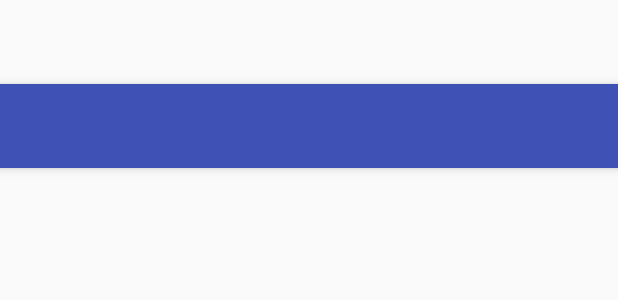
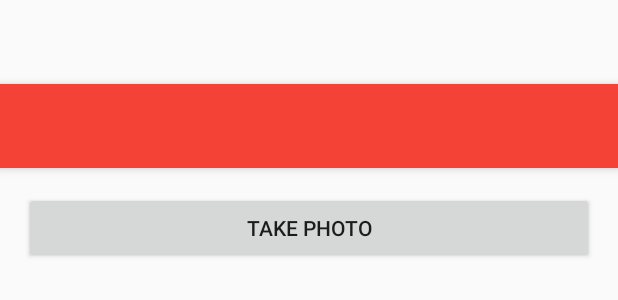
Before and after one commit to sabzo/PiDroid, an Android app: the layout activity_main.xml on its own in the app's theme, with its tools: preview values and no code run, on a phone screen of 412 x 824 dp. Shown: the top 300 px of the screen. Run offline under Robolectric (Android 15) with nearby library versions, the phone set to English and light mode, and no system bars.

Commit message:
Take and Save Image

```diff
--- a/app/src/main/res/layout/content_main.xml
+++ b/app/src/main/res/layout/content_main.xml
@@ -9,10 +9,29 @@
     app:layout_behavior="@string/appbar_scrolling_view_behavior"
     tools:showIn="@layout/activity_main" tools:context=".MainActivity">
 
+    <Button
+        android:layout_width="match_parent"
+        android:layout_height="wrap_content"
+        android:text="Take photo"
+        android:id="@+id/btnPhoto"
+        android:padding="10dp"
+        />
+
+    <ImageView
+        android:layout_width="match_parent"
+        android:layout_height="wrap_content"
+        android:layout_alignLeft="@+id/btnPhoto"
+        android:layout_below="@+id/btnPhoto"
+        android:paddingTop="10dp"
+        android:paddingBottom="10dp"
+        android:id="@+id/ivPreview"/>
+
+
     <ListView
         android:layout_width="match_parent"
         android:layout_height="wrap_content"
-        android:layout_alignParentLeft="true"
+        android:layout_alignLeft="@+id/ivPreview"
+        android:layout_below="@+id/ivPreview"
         android:id="@+id/lvDevices"/>
 
 </RelativeLayout>
--- a/app/src/main/res/values/colors.xml
+++ b/app/src/main/res/values/colors.xml
@@ -1,6 +1,6 @@
 <?xml version="1.0" encoding="utf-8"?>
 <resources>
-    <color name="colorPrimary">#3F51B5</color>
-    <color name="colorPrimaryDark">#303F9F</color>
-    <color name="colorAccent">#FF4081</color>
+    <color name="colorPrimary">#F44336</color>
+    <color name="colorPrimaryDark">#D32F2F</color>
+    <color name="colorAccent">#FF5252</color>
 </resources>
```
Also changed, not shown: app/src/main/AndroidManifest.xml (+7 -0 lines), app/src/main/java/sintu/com/pidroid/MainActivity.java (+112 -0 lines), app/src/main/java/sintu/com/pidroid/client/Client.java (added, +47 -0 lines).
